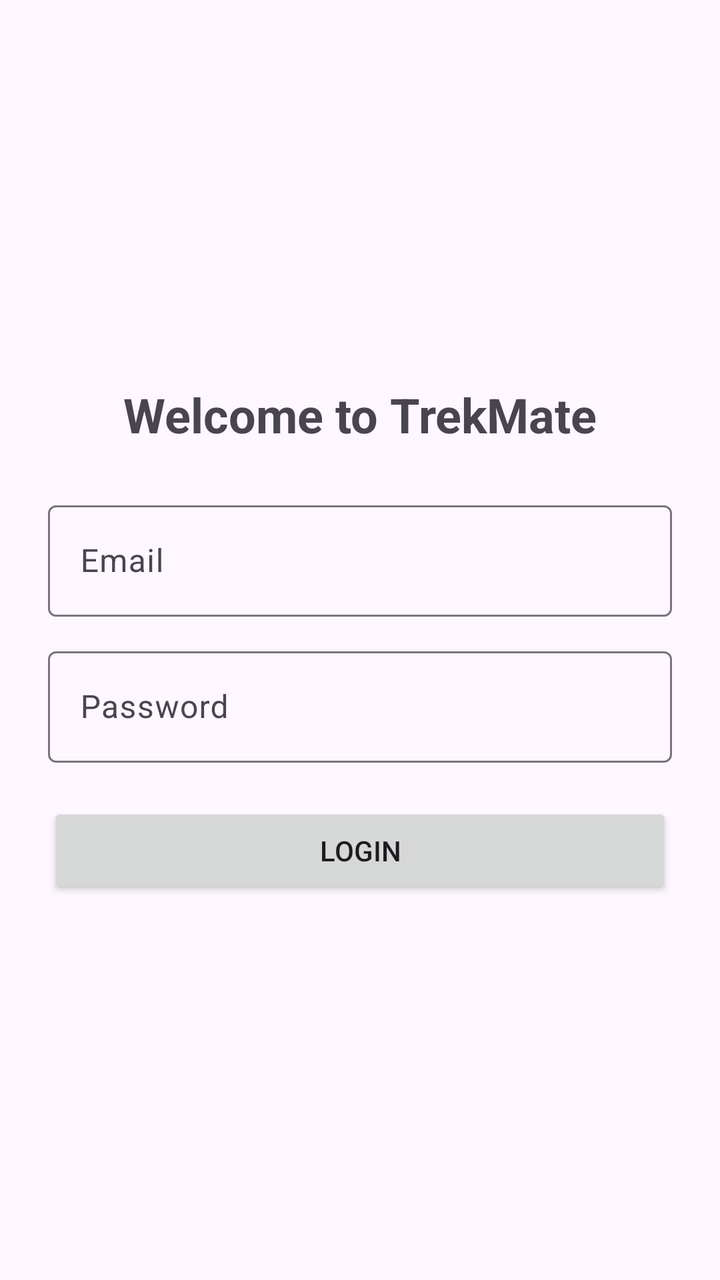
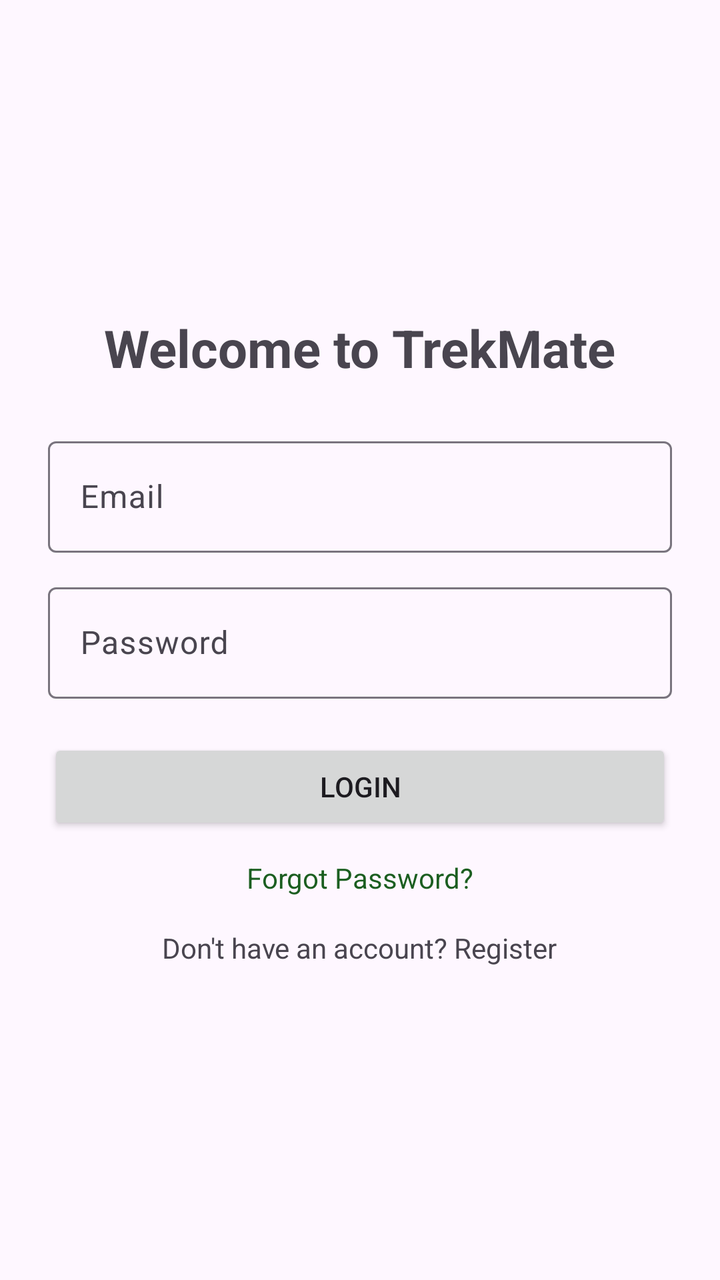

Compare the two renders of this Android layout. The source of the first and the diff that turns it into the second are given below.
<!-- AndroidManifest.xml: application theme Theme.TrekMate -->
<!-- res/layout/activity_login.xml -->
<?xml version="1.0" encoding="utf-8"?>
<androidx.constraintlayout.widget.ConstraintLayout
    xmlns:android="http://schemas.android.com/apk/res/android"
    xmlns:app="http://schemas.android.com/apk/res-auto"
    xmlns:tools="http://schemas.android.com/tools"
    android:layout_width="match_parent"
    android:layout_height="match_parent"
    tools:context=".ui.auth.LoginActivity">

    <LinearLayout
        android:id="@+id/loginContainer"
        android:layout_width="0dp"
        android:layout_height="wrap_content"
        android:orientation="vertical"
        android:padding="24dp"
        android:gravity="center"
        app:layout_constraintTop_toTopOf="parent"
        app:layout_constraintBottom_toBottomOf="parent"
        app:layout_constraintStart_toStartOf="parent"
        app:layout_constraintEnd_toEndOf="parent">

        <TextView
            android:layout_width="wrap_content"
            android:layout_height="wrap_content"
            android:text="Welcome to TrekMate"
            android:textSize="24sp"
            android:textStyle="bold"
            android:layout_marginBottom="24dp"
            tools:ignore="HardcodedText" />

        
        <com.google.android.material.textfield.TextInputLayout
            android:layout_width="match_parent"
            android:layout_height="wrap_content">

            <com.google.android.material.textfield.TextInputEditText
                android:id="@+id/emailInput"
                android:layout_width="match_parent"
                android:layout_height="wrap_content"
                android:minHeight="48dp"
                android:hint="Email"
                android:inputType="textEmailAddress"
                tools:ignore="HardcodedText" />
        </com.google.android.material.textfield.TextInputLayout>

        
        <com.google.android.material.textfield.TextInputLayout
            android:layout_width="match_parent"
            android:layout_height="wrap_content"
            android:layout_marginTop="12dp">

            <com.google.android.material.textfield.TextInputEditText
                android:id="@+id/passwordInput"
                android:layout_width="match_parent"
                android:layout_height="wrap_content"
                android:minHeight="48dp"
                android:hint="Password"
                android:inputType="textPassword"
                tools:ignore="HardcodedText" />
        </com.google.android.material.textfield.TextInputLayout>

        
        <Button
            android:id="@+id/loginBtn"
            android:layout_width="match_parent"
            android:layout_height="wrap_content"
            android:text="Login"
            android:layout_marginTop="20dp"
            tools:ignore="HardcodedText" />

    </LinearLayout>

</androidx.constraintlayout.widget.ConstraintLayout>
<!-- resources referenced by this layout -->
<resources>
  <style name="Theme.TrekMate" parent="Theme.Material3.DayNight.NoActionBar">
          <item name="colorPrimary">#1B5E20</item>
          <item name="colorSecondary">#4CAF50</item>
      </style>
</resources>

<!-- the commit's change to res/layout/activity_login.xml (unified diff, before → after) -->
@@ -1,73 +1,65 @@
 <?xml version="1.0" encoding="utf-8"?>
-<androidx.constraintlayout.widget.ConstraintLayout
-    xmlns:android="http://schemas.android.com/apk/res/android"
-    xmlns:app="http://schemas.android.com/apk/res-auto"
-    xmlns:tools="http://schemas.android.com/tools"
+<LinearLayout xmlns:android="http://schemas.android.com/apk/res/android"
+    android:orientation="vertical"
+    android:padding="24dp"
+    android:gravity="center"
     android:layout_width="match_parent"
-    android:layout_height="match_parent"
-    tools:context=".ui.auth.LoginActivity">
+    android:layout_height="match_parent">
 
-    <LinearLayout
-        android:id="@+id/loginContainer"
-        android:layout_width="0dp"
+    <TextView
+        android:text="Welcome to TrekMate"
+        android:textSize="26sp"
+        android:textStyle="bold"
+        android:layout_marginBottom="24dp"
+        android:layout_width="wrap_content"
+        android:layout_height="wrap_content"/>
+
+    <com.google.android.material.textfield.TextInputLayout
+        android:layout_width="match_parent"
+        android:layout_height="wrap_content">
+
+        <com.google.android.material.textfield.TextInputEditText
+            android:id="@+id/emailInput"
+            android:hint="Email"
+            android:inputType="textEmailAddress"
+            android:minHeight="48dp"
+            android:layout_width="match_parent"
+            android:layout_height="wrap_content"/>
+    </com.google.android.material.textfield.TextInputLayout>
+
+    <com.google.android.material.textfield.TextInputLayout
+        android:layout_width="match_parent"
         android:layout_height="wrap_content"
-        android:orientation="vertical"
-        android:padding="24dp"
-        android:gravity="center"
-        app:layout_constraintTop_toTopOf="parent"
-        app:layout_constraintBottom_toBottomOf="parent"
-        app:layout_constraintStart_toStartOf="parent"
-        app:layout_constraintEnd_toEndOf="parent">
+        android:layout_marginTop="12dp">
 
-        <TextView
-            android:layout_width="wrap_content"
-            android:layout_height="wrap_content"
-            android:text="Welcome to TrekMate"
-            android:textSize="24sp"
-            android:textStyle="bold"
-            android:layout_marginBottom="24dp"
-            tools:ignore="HardcodedText" />
+        <com.google.android.material.textfield.TextInputEditText
+            android:id="@+id/passwordInput"
+            android:hint="Password"
+            android:inputType="textPassword"
+            android:minHeight="48dp"
+            android:layout_width="match_parent"
+            android:layout_height="wrap_content"/>
+    </com.google.android.material.textfield.TextInputLayout>
 
-        
-        <com.google.android.material.textfield.TextInputLayout
-            android:layout_width="match_parent"
-            android:layout_height="wrap_content">
+    <Button
+        android:id="@+id/loginBtn"
+        android:text="Login"
+        android:layout_marginTop="20dp"
+        android:layout_width="match_parent"
+        android:layout_height="wrap_content"/>
 
-            <com.google.android.material.textfield.TextInputEditText
-                android:id="@+id/emailInput"
-                android:layout_width="match_parent"
-                android:layout_height="wrap_content"
-                android:minHeight="48dp"
-                android:hint="Email"
-                android:inputType="textEmailAddress"
-                tools:ignore="HardcodedText" />
-        </com.google.android.material.textfield.TextInputLayout>
+    <TextView
+        android:id="@+id/forgotPassword"
+        android:text="Forgot Password?"
+        android:textColor="#1B5E20"
+        android:layout_marginTop="12dp"
+        android:layout_width="wrap_content"
+        android:layout_height="wrap_content"/>
 
-        
-        <com.google.android.material.textfield.TextInputLayout
-            android:layout_width="match_parent"
-            android:layout_height="wrap_content"
-            android:layout_marginTop="12dp">
-
-            <com.google.android.material.textfield.TextInputEditText
-                android:id="@+id/passwordInput"
-                android:layout_width="match_parent"
-                android:layout_height="wrap_content"
-                android:minHeight="48dp"
-                android:hint="Password"
-                android:inputType="textPassword"
-                tools:ignore="HardcodedText" />
-        </com.google.android.material.textfield.TextInputLayout>
-
-        
-        <Button
-            android:id="@+id/loginBtn"
-            android:layout_width="match_parent"
-            android:layout_height="wrap_content"
-            android:text="Login"
-            android:layout_marginTop="20dp"
-            tools:ignore="HardcodedText" />
-
-    </LinearLayout>
-
-</androidx.constraintlayout.widget.ConstraintLayout>
+    <TextView
+        android:id="@+id/goToRegister"
+        android:text="Don't have an account? Register"
+        android:layout_marginTop="16dp"
+        android:layout_width="wrap_content"
+        android:layout_height="wrap_content"/>
+</LinearLayout>
